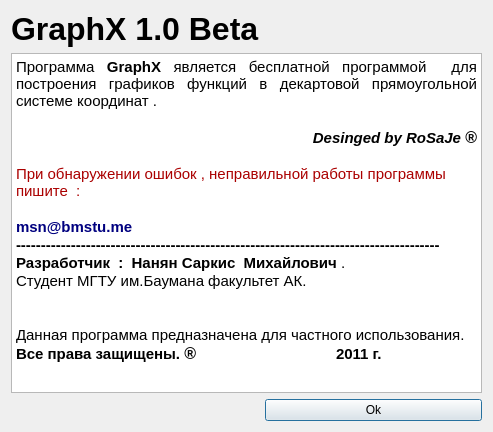
Above: about.ui from spellanser/graphx before the change. Below: the same form after it.
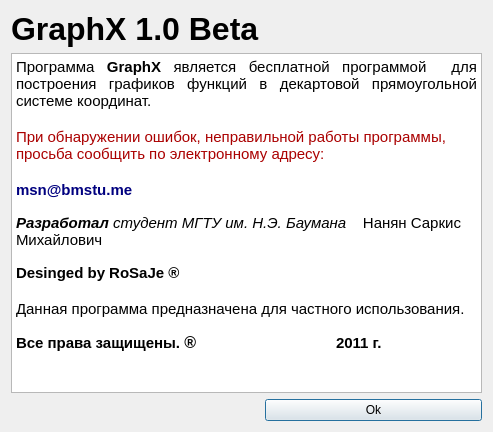
That is the form after the change. Icons and pictures are not drawn.

```diff
--- a/about.ui
+++ b/about.ui
@@ -46,22 +46,21 @@
       <string>&lt;!DOCTYPE HTML PUBLIC &quot;-//W3C//DTD HTML 4.0//EN&quot; &quot;http://www.w3.org/TR/REC-html40/strict.dtd&quot;&gt;
 &lt;html&gt;&lt;head&gt;&lt;meta name=&quot;qrichtext&quot; content=&quot;1&quot; /&gt;&lt;style type=&quot;text/css&quot;&gt;
 p, li { white-space: pre-wrap; }
-&lt;/style&gt;&lt;/head&gt;&lt;body style=&quot; font-family:'Ubuntu'; font-size:10pt; font-weight:400; font-style:normal;&quot;&gt;
-&lt;p align=&quot;justify&quot; style=&quot; margin-top:0px; margin-bottom:0px; margin-left:0px; margin-right:0px; -qt-block-indent:0; text-indent:0px;&quot;&gt;&lt;span style=&quot; font-size:11pt;&quot;&gt;Программа &lt;/span&gt;&lt;span style=&quot; font-size:11pt; font-weight:600;&quot;&gt;GraphX&lt;/span&gt;&lt;span style=&quot; font-size:11pt;&quot;&gt; является бесплатной программой  для построения графиков функций в декартовой прямоугольной системе координат .&lt;/span&gt;&lt;/p&gt;
-&lt;p style=&quot;-qt-paragraph-type:empty; margin-top:0px; margin-bottom:0px; margin-left:0px; margin-right:0px; -qt-block-indent:0; text-indent:0px; font-size:11pt;&quot;&gt;&lt;/p&gt;
-&lt;p align=&quot;right&quot; style=&quot; margin-top:0px; margin-bottom:0px; margin-left:0px; margin-right:0px; -qt-block-indent:0; text-indent:0px;&quot;&gt;&lt;span style=&quot; font-size:11pt; font-weight:600; font-style:italic;&quot;&gt;Desinged by RoSaJe&lt;/span&gt;&lt;span style=&quot; font-family:'tahoma,arial,verdana,sans-serif,Lucida Sans'; font-size:11pt; font-weight:600; font-style:italic; color:#000000; background-color:#ffffff;&quot;&gt; &lt;/span&gt;&lt;span style=&quot; font-family:'tahoma,arial,verdana,sans-serif,Lucida Sans'; font-size:12pt; font-weight:600; font-style:italic; color:#000000; background-color:#ffffff;&quot;&gt;®&lt;/span&gt;&lt;/p&gt;
-&lt;p style=&quot;-qt-paragraph-type:empty; margin-top:0px; margin-bottom:0px; margin-left:0px; margin-right:0px; -qt-block-indent:0; text-indent:0px; font-size:11pt;&quot;&gt;&lt;/p&gt;
-&lt;p style=&quot; margin-top:0px; margin-bottom:0px; margin-left:0px; margin-right:0px; -qt-block-indent:0; text-indent:0px;&quot;&gt;&lt;span style=&quot; font-size:11pt; color:#aa0000;&quot;&gt;При обнаружении ошибок , неправильной работы программы пишите  :&lt;/span&gt;&lt;/p&gt;
-&lt;p style=&quot;-qt-paragraph-type:empty; margin-top:0px; margin-bottom:0px; margin-left:0px; margin-right:0px; -qt-block-indent:0; text-indent:0px; font-size:11pt;&quot;&gt;&lt;/p&gt;
-&lt;p style=&quot; margin-top:0px; margin-bottom:0px; margin-left:0px; margin-right:0px; -qt-block-indent:0; text-indent:0px;&quot;&gt;&lt;span style=&quot; font-size:11pt; font-weight:600; color:#00007f;&quot;&gt;msn@bmstu.me&lt;/span&gt;&lt;/p&gt;
-&lt;p style=&quot; margin-top:0px; margin-bottom:0px; margin-left:0px; margin-right:0px; -qt-block-indent:0; text-indent:0px;&quot;&gt;&lt;span style=&quot; font-size:11pt; font-weight:600;&quot;&gt;-------------------------------------------------------------------------------------&lt;/span&gt;&lt;/p&gt;
-&lt;p style=&quot; margin-top:0px; margin-bottom:0px; margin-left:0px; margin-right:0px; -qt-block-indent:0; text-indent:0px;&quot;&gt;&lt;span style=&quot; font-size:11pt; font-weight:600;&quot;&gt;Разработчик  :  Нанян&lt;/span&gt;&lt;span style=&quot; font-size:11pt;&quot;&gt; &lt;/span&gt;&lt;span style=&quot; font-size:11pt; font-weight:600;&quot;&gt;Саркис&lt;/span&gt;&lt;span style=&quot; font-size:11pt;&quot;&gt;  &lt;/span&gt;&lt;span style=&quot; font-size:11pt; font-weight:600;&quot;&gt;Михайлович&lt;/span&gt;&lt;span style=&quot; font-size:11pt;&quot;&gt; .&lt;/span&gt;&lt;/p&gt;
-&lt;p style=&quot; margin-top:0px; margin-bottom:0px; margin-left:0px; margin-right:0px; -qt-block-indent:0; text-indent:0px;&quot;&gt;&lt;span style=&quot; font-size:11pt;&quot;&gt;Студент МГТУ им.Баумана факультет АК. &lt;/span&gt;&lt;/p&gt;
-&lt;p style=&quot;-qt-paragraph-type:empty; margin-top:0px; margin-bottom:0px; margin-left:0px; margin-right:0px; -qt-block-indent:0; text-indent:0px; font-size:11pt;&quot;&gt;&lt;/p&gt;
-&lt;p style=&quot;-qt-paragraph-type:empty; margin-top:0px; margin-bottom:0px; margin-left:0px; margin-right:0px; -qt-block-indent:0; text-indent:0px; font-size:11pt;&quot;&gt;&lt;/p&gt;
-&lt;p style=&quot; margin-top:0px; margin-bottom:0px; margin-left:0px; margin-right:0px; -qt-block-indent:0; text-indent:0px;&quot;&gt;&lt;span style=&quot; font-size:11pt;&quot;&gt;Данная программа предназначена для частного использования.&lt;/span&gt;&lt;/p&gt;
-&lt;p align=&quot;justify&quot; style=&quot; margin-top:0px; margin-bottom:0px; margin-left:0px; margin-right:0px; -qt-block-indent:0; text-indent:0px;&quot;&gt;&lt;span style=&quot; font-size:11pt; font-weight:600;&quot;&gt;Все права защищены.&lt;/span&gt;&lt;span style=&quot; font-family:'tahoma,arial,verdana,sans-serif,Lucida Sans'; font-size:11pt; color:#000000; background-color:#ffffff;&quot;&gt; &lt;/span&gt;&lt;span style=&quot; font-family:'tahoma,arial,verdana,sans-serif,Lucida Sans'; font-size:12pt; font-weight:600; color:#000000; background-color:#ffffff;&quot;&gt;®&lt;/span&gt;&lt;span style=&quot; font-size:11pt; font-weight:600;&quot;&gt; 		2011 г. &lt;/span&gt;&lt;/p&gt;
-&lt;p style=&quot;-qt-paragraph-type:empty; margin-top:0px; margin-bottom:0px; margin-left:0px; margin-right:0px; -qt-block-indent:0; text-indent:0px; font-size:11pt;&quot;&gt;&lt;/p&gt;&lt;/body&gt;&lt;/html&gt;</string>
+&lt;/style&gt;&lt;/head&gt;&lt;body style=&quot; font-family:'MS Shell Dlg 2'; font-size:10pt; font-weight:400; font-style:normal;&quot;&gt;
+&lt;p align=&quot;justify&quot; style=&quot; margin-top:0px; margin-bottom:0px; margin-left:0px; margin-right:0px; -qt-block-indent:0; text-indent:0px;&quot;&gt;&lt;span style=&quot; font-family:'Ubuntu'; font-size:11pt;&quot;&gt;Программа &lt;/span&gt;&lt;span style=&quot; font-family:'Ubuntu'; font-size:11pt; font-weight:600;&quot;&gt;GraphX&lt;/span&gt;&lt;span style=&quot; font-family:'Ubuntu'; font-size:11pt;&quot;&gt; является бесплатной программой  для построения графиков функций в декартовой прямоугольной системе координат. &lt;/span&gt;&lt;/p&gt;
+&lt;p style=&quot;-qt-paragraph-type:empty; margin-top:0px; margin-bottom:0px; margin-left:0px; margin-right:0px; -qt-block-indent:0; text-indent:0px; font-family:'Ubuntu'; font-size:11pt;&quot;&gt;&lt;/p&gt;
+&lt;p style=&quot; margin-top:0px; margin-bottom:0px; margin-left:0px; margin-right:0px; -qt-block-indent:0; text-indent:0px;&quot;&gt;&lt;span style=&quot; font-family:'Ubuntu'; font-size:11pt; color:#aa0000;&quot;&gt;При обнаружении ошибок, неправильной работы программы, просьба сообщить по электронному адресу:&lt;/span&gt;&lt;/p&gt;
+&lt;p style=&quot;-qt-paragraph-type:empty; margin-top:0px; margin-bottom:0px; margin-left:0px; margin-right:0px; -qt-block-indent:0; text-indent:0px; font-family:'Ubuntu'; font-size:11pt;&quot;&gt;&lt;/p&gt;
+&lt;p style=&quot; margin-top:0px; margin-bottom:0px; margin-left:0px; margin-right:0px; -qt-block-indent:0; text-indent:0px;&quot;&gt;&lt;span style=&quot; font-family:'Ubuntu'; font-size:11pt; font-weight:600; color:#00007f;&quot;&gt;msn@bmstu.me&lt;/span&gt;&lt;/p&gt;
+&lt;p style=&quot;-qt-paragraph-type:empty; margin-top:0px; margin-bottom:0px; margin-left:0px; margin-right:0px; -qt-block-indent:0; text-indent:0px;&quot;&gt;&lt;/p&gt;
+&lt;p style=&quot; margin-top:0px; margin-bottom:0px; margin-left:0px; margin-right:0px; -qt-block-indent:0; text-indent:0px;&quot;&gt;&lt;span style=&quot; font-family:'Ubuntu'; font-size:11pt; font-weight:600; font-style:italic;&quot;&gt;Разработал &lt;/span&gt;&lt;span style=&quot; font-family:'Ubuntu'; font-size:11pt; font-style:italic;&quot;&gt;студент МГТУ им. Н.Э. Баумана  &lt;/span&gt;&lt;span style=&quot; font-family:'Ubuntu'; font-size:11pt; font-weight:600; font-style:italic;&quot;&gt;  &lt;/span&gt;&lt;span style=&quot; font-family:'Ubuntu'; font-size:11pt;&quot;&gt;Нанян Саркис  Михайлович&lt;/span&gt;&lt;/p&gt;
+&lt;p style=&quot;-qt-paragraph-type:empty; margin-top:0px; margin-bottom:0px; margin-left:0px; margin-right:0px; -qt-block-indent:0; text-indent:0px;&quot;&gt;&lt;/p&gt;
+&lt;p style=&quot; margin-top:0px; margin-bottom:0px; margin-left:0px; margin-right:0px; -qt-block-indent:0; text-indent:0px;&quot;&gt;&lt;span style=&quot; font-family:'Ubuntu'; font-size:11pt; font-weight:600;&quot;&gt;Desinged by RoSaJe&lt;/span&gt;&lt;span style=&quot; font-family:'tahoma,arial,verdana,sans-serif,Lucida Sans'; font-size:11pt; font-weight:600; color:#000000; background-color:#ffffff;&quot;&gt; ®&lt;/span&gt;&lt;/p&gt;
+&lt;p style=&quot;-qt-paragraph-type:empty; margin-top:0px; margin-bottom:0px; margin-left:0px; margin-right:0px; -qt-block-indent:0; text-indent:0px; font-family:'Ubuntu'; font-size:11pt;&quot;&gt;&lt;/p&gt;
+&lt;p style=&quot; margin-top:0px; margin-bottom:0px; margin-left:0px; margin-right:0px; -qt-block-indent:0; text-indent:0px;&quot;&gt;&lt;span style=&quot; font-family:'Ubuntu'; font-size:11pt;&quot;&gt;Данная программа предназначена для частного использования.&lt;/span&gt;&lt;/p&gt;
+&lt;p align=&quot;justify&quot; style=&quot;-qt-paragraph-type:empty; margin-top:0px; margin-bottom:0px; margin-left:0px; margin-right:0px; -qt-block-indent:0; text-indent:0px;&quot;&gt;&lt;/p&gt;
+&lt;p align=&quot;justify&quot; style=&quot; margin-top:0px; margin-bottom:0px; margin-left:0px; margin-right:0px; -qt-block-indent:0; text-indent:0px;&quot;&gt;&lt;span style=&quot; font-family:'Ubuntu'; font-size:11pt; font-weight:600;&quot;&gt;Все права защищены.&lt;/span&gt;&lt;span style=&quot; font-family:'tahoma,arial,verdana,sans-serif,Lucida Sans'; font-size:11pt; color:#000000; background-color:#ffffff;&quot;&gt; &lt;/span&gt;&lt;span style=&quot; font-family:'tahoma,arial,verdana,sans-serif,Lucida Sans'; font-size:12pt; font-weight:600; color:#000000; background-color:#ffffff;&quot;&gt;®&lt;/span&gt;&lt;span style=&quot; font-family:'Ubuntu'; font-size:11pt; font-weight:600;&quot;&gt; 		2011 г. &lt;/span&gt;&lt;/p&gt;
+&lt;p style=&quot;-qt-paragraph-type:empty; margin-top:0px; margin-bottom:0px; margin-left:0px; margin-right:0px; -qt-block-indent:0; text-indent:0px; font-family:'Ubuntu'; font-size:11pt;&quot;&gt;&lt;/p&gt;&lt;/body&gt;&lt;/html&gt;</string>
      </property>
     </widget>
    </item>
```
